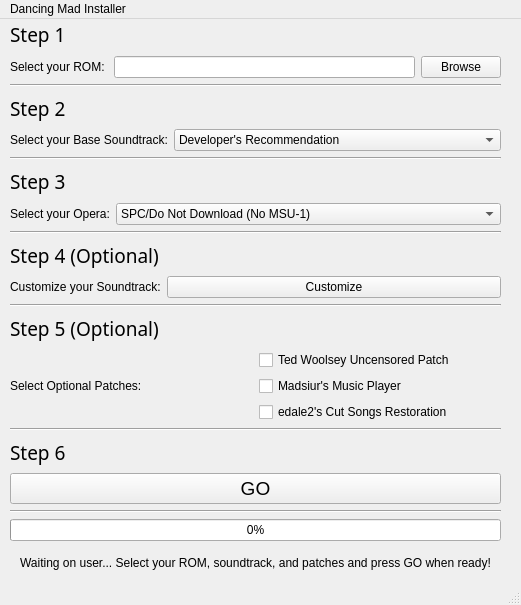
The window that installer/dminst.ui (Dizzy611/DancingMadFF6) describes before a commit, drawn with Qt 5.
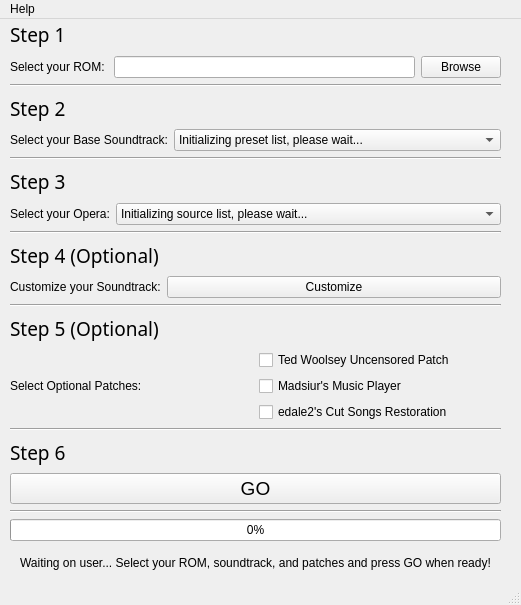
The same window after the commit.

Patch:
```diff
--- a/installer/dminst.ui
+++ b/installer/dminst.ui
@@ -108,7 +108,7 @@
           <bool>false</bool>
          </property>
          <property name="currentText">
-          <string>Developer's Recommendation</string>
+          <string>Initializing preset list, please wait...</string>
          </property>
          <property name="currentIndex">
           <number>0</number>
@@ -118,7 +118,7 @@
          </property>
          <item>
           <property name="text">
-           <string comment="Recommended" extracomment="Recommended">Developer's Recommendation</string>
+           <string comment="Recommended" extracomment="Recommended">Initializing preset list, please wait...</string>
           </property>
          </item>
          <item>
@@ -228,7 +228,7 @@
          </property>
          <item>
           <property name="text">
-           <string>SPC/Do Not Download (No MSU-1)</string>
+           <string>Initializing source list, please wait...</string>
           </property>
          </item>
          <item>
@@ -472,7 +472,7 @@
    </property>
    <widget class="QMenu" name="menuDancing_Mad_Installer">
     <property name="title">
-     <string>Dancing Mad Installer</string>
+     <string>Help</string>
     </property>
    </widget>
    <addaction name="menuDancing_Mad_Installer"/>
```
Left out of the diff: 18 changed lines with no effect on the pictures.
